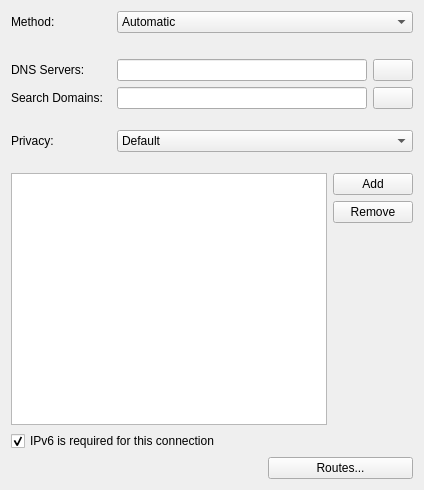
The window that libs/editor/settings/ui/ipv6.ui (KDE/plasma-nm) describes before a commit, drawn with Qt 5.
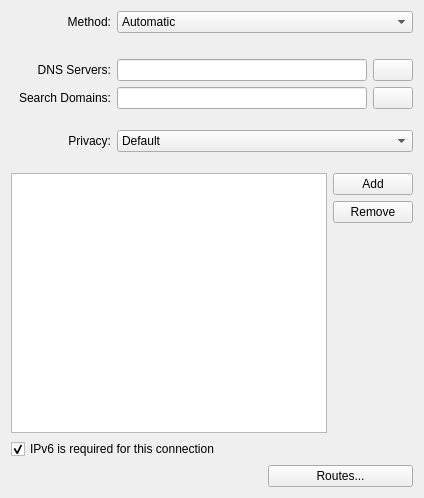
The same window after the commit. Icons and pictures are not drawn. Custom widgets are drawn as their Qt base class.

Commit message: Right-align labels in IPv4/IPv6 dialogs

The edit to the form file:
```diff
--- a/libs/editor/settings/ui/ipv6.ui
+++ b/libs/editor/settings/ui/ipv6.ui
@@ -7,7 +7,7 @@
     <x>0</x>
     <y>0</y>
     <width>424</width>
-    <height>490</height>
+    <height>498</height>
    </rect>
   </property>
   <property name="toolTip">
@@ -41,6 +41,9 @@
      <property name="text">
       <string>Privacy:</string>
      </property>
+     <property name="alignment">
+      <set>Qt::AlignRight|Qt::AlignTrailing|Qt::AlignVCenter</set>
+     </property>
      <property name="buddy">
       <cstring>privacyCombo</cstring>
      </property>
@@ -57,6 +60,9 @@
      <property name="text">
       <string>Method:</string>
      </property>
+     <property name="alignment">
+      <set>Qt::AlignRight|Qt::AlignTrailing|Qt::AlignVCenter</set>
+     </property>
      <property name="buddy">
       <cstring>method</cstring>
      </property>
@@ -126,6 +132,9 @@
      <property name="textFormat">
       <enum>Qt::AutoText</enum>
      </property>
+     <property name="alignment">
+      <set>Qt::AlignRight|Qt::AlignTrailing|Qt::AlignVCenter</set>
+     </property>
      <property name="buddy">
       <cstring>dns</cstring>
      </property>
@@ -177,6 +186,9 @@
      <property name="text">
       <string comment="@info">Search Domains:</string>
      </property>
+     <property name="alignment">
+      <set>Qt::AlignRight|Qt::AlignTrailing|Qt::AlignVCenter</set>
+     </property>
      <property name="buddy">
       <cstring>dnsSearch</cstring>
      </property>
@@ -363,16 +375,16 @@
   </layout>
  </widget>
  <customwidgets>
-  <customwidget>
-   <class>KLineEdit</class>
-   <extends>QLineEdit</extends>
-   <header>klineedit.h</header>
-  </customwidget>
   <customwidget>
    <class>KComboBox</class>
    <extends>QComboBox</extends>
    <header>kcombobox.h</header>
   </customwidget>
+  <customwidget>
+   <class>KLineEdit</class>
+   <extends>QLineEdit</extends>
+   <header>klineedit.h</header>
+  </customwidget>
  </customwidgets>
  <tabstops>
   <tabstop>method</tabstop>
```
Left out of the diff: 12 changed lines with no effect on the pictures. The commit also changes 1 other file.
